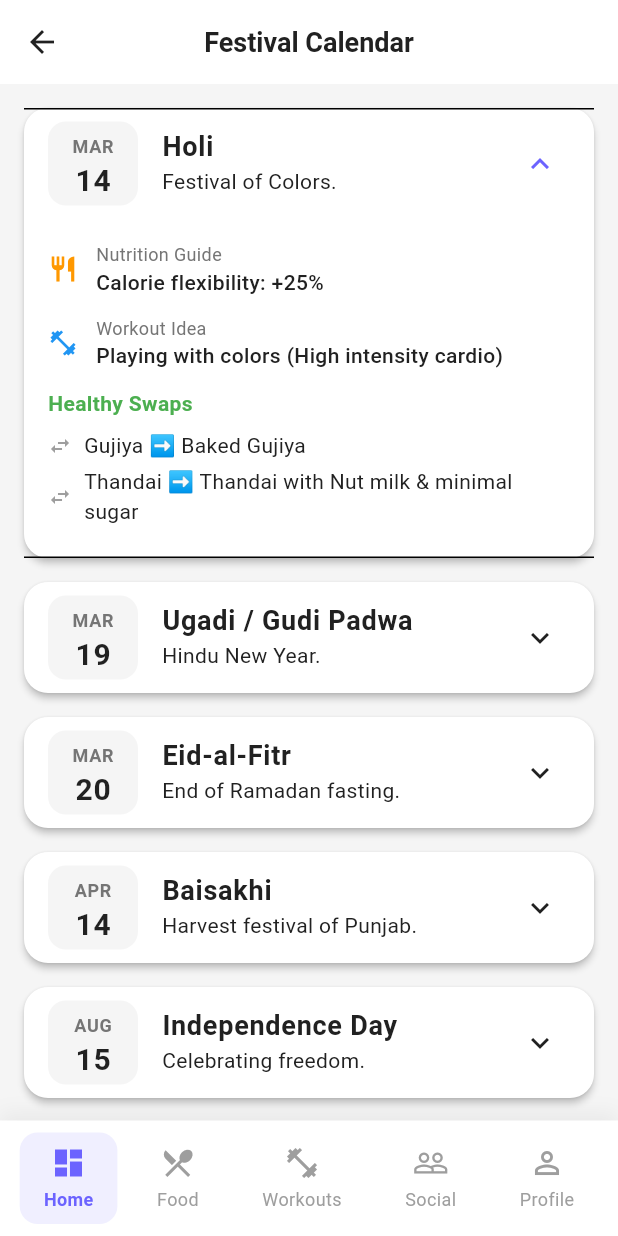
After one commit to sulekhniwal-star/Fitness-App, a Flutter app: the FestivalCalendarScreen screen opened by its route, after a tap on "MAR", on a phone screen of 412 x 824 dp. The commit adds this screen. Run offline on Flutter 3.47's test engine with Material 3 defaults, Android fonts, the phone set to English and light mode, and no system bars; our stand-ins replace connectivity_plus, fl_chart, flutter_map, flutter_riverpod, flutter_secure_storage, geolocator and 9 more; missing offline and left inert: barcode_scan2, google_mlkit_text_recognition, mixpanel_flutter, razorpay_flutter; accounts and stored records are empty.

Commit message:
feat(6-2): Festival Calendar & Adaptive Goal Engine

```diff
--- a/fitkarma/lib/core/utils/router.dart
+++ b/fitkarma/lib/core/utils/router.dart
@@ -11,6 +11,7 @@ import '../../presentation/screens/home/onboarding_screen.dart';
 import '../../presentation/screens/home/splash_screen.dart';
 import '../../presentation/screens/home/community_tab.dart';
 import '../../presentation/screens/home/activity_tracking_screen.dart';
+import '../../presentation/screens/home/festival_calendar_screen.dart';
 import '../../presentation/screens/food/food_logging_screen.dart';
 import '../../presentation/screens/workouts/workout_list_screen.dart';
 import '../../presentation/screens/profile/profile_screen.dart';
@@ -104,6 +105,11 @@ final routerProvider = Provider<GoRouter>((ref) {
                     name: 'activity-tracking',
                     builder: (context, state) => const ActivityTrackingScreen(),
                   ),
+                  GoRoute(
+                    path: 'festival-calendar',
+                    name: 'festival-calendar',
+                    builder: (context, state) => const FestivalCalendarScreen(),
+                  ),
                 ],
               ),
             ],
--- /dev/null
+++ b/fitkarma/lib/data/models/festival_model.dart
@@ -0,0 +1,140 @@
+class Festival {
+  final String id;
+  final String name;
+  final String description;
+  final DateTime date;
+  final double calorieMultiplier; // e.g., 1.2 for 20% more flexibility
+  final String workoutSuggestion; // e.g., "Garba", "Bhangra"
+  final Map<String, String>
+      healthySwaps; // e.g., {"Ladoo": "Dates & Nuts Ladoo"}
+
+  const Festival({
+    required this.id,
+    required this.name,
+    required this.description,
+    required this.date,
+    this.calorieMultiplier = 1.0,
+    this.workoutSuggestion = "Standard Workout",
+    this.healthySwaps = const {},
+  });
+}
+
+class FestivalRepository {
+  static List<Festival> getFestivalsForYear(int year) {
+    return [
+      Festival(
+        id: 'makar_sankranti',
+        name: 'Makar Sankranti',
+        description: 'Harvest festival celebrated across India.',
+        date: DateTime(year, 1, 14),
+        calorieMultiplier: 1.1,
+        workoutSuggestion: 'Kite Flying (Active Arm & Neck movement)',
+        healthySwaps: {'Til Gul Ladoo': 'Til Ladoo with Stevia/Jaggery limit'},
+      ),
+      Festival(
+        id: 'republic_day',
+        name: 'Republic Day',
+        description: 'National festival of India.',
+        date: DateTime(year, 1, 26),
+        workoutSuggestion: 'Prabhat Pheri (Morning Walk)',
+      ),
+      Festival(
+        id: 'holi',
+        name: 'Holi',
+        description: 'Festival of Colors.',
+        date: DateTime(year, 3, 14), // Approx date for 2026
+        calorieMultiplier: 1.25,
+        workoutSuggestion: 'Playing with colors (High intensity cardio)',
+        healthySwaps: {
+          'Gujiya': 'Baked Gujiya',
+          'Thandai': 'Thandai with Nut milk & minimal sugar'
+        },
+      ),
+      Festival(
+        id: 'ugadi',
+        name: 'Ugadi / Gudi Padwa',
+        description: 'Hindu New Year.',
+        date: DateTime(year, 3, 19),
+        calorieMultiplier: 1.15,
+        healthySwaps: {'Puran Poli': 'Whole wheat Puran Poli with less Ghee'},
+      ),
+      Festival(
+        id: 'eid_al_fitr',
+        name: 'Eid-al-Fitr',
+        description: 'End of Ramadan fasting.',
+        date: DateTime(year, 3, 20), // Approx
+        calorieMultiplier: 1.2,
+        healthySwaps: {
+          'Sheer Khurma': 'Sheer Khurma with Dates instead of sugar'
+        },
+      ),
+      Festival(
+        id: 'baisakhi',
+        name: 'Baisakhi',
+        description: 'Harvest festival of Punjab.',
+        date: DateTime(year, 4, 14),
+        calorieMultiplier: 1.2,
+        workoutSuggestion: 'Bhangra Dance Session',
+      ),
+      Festival(
+        id: 'independence_day',
+        name: 'Independence Day',
+        description: 'Celebrating freedom.',
+        date: DateTime(year, 8, 15),
+        workoutSuggestion: 'Community Walkathon',
+      ),
+      Festival(
+        id: 'raksha_bandhan',
+        name: 'Raksha Bandhan',
+        description: 'Celebrating the bond between siblings.',
+        date: DateTime(year, 8, 28),
+        calorieMultiplier: 1.1,
+        healthySwaps: {'Sweets': 'Fruit Platter or Dry Fruits'},
+      ),
+      Festival(
+        id: 'janmashtami',
+        name: 'Janmashtami',
+        description: 'Birth of Lord Krishna.',
+        date: DateTime(year, 9, 4),
+        calorieMultiplier: 1.1,
+        workoutSuggestion: 'Dahi Handi (Climbing and Core)',
+      ),
+      Festival(
+        id: 'ganesh_chaturthi',
+        name: 'Ganesh Chaturthi',
+        description: 'Festival of Lord Ganesha.',
+        date: DateTime(year, 9, 14),
+        calorieMultiplier: 1.2,
+        healthySwaps: {'Modak': 'Steamed Modak (Ukadiche Modak)'},
+      ),
+      Festival(
+        id: 'navratri_start',
+        name: 'Navratri Start',
+        description: 'Nine nights of dance and devotion.',
+        date: DateTime(year, 10, 12),
+        calorieMultiplier: 1.15,
+        workoutSuggestion: 'Garba / Dandiya (High Cardio)',
+      ),
+      Festival(
+        id: 'dussehra',
+        name: 'Dussehra',
+        description: 'Victory of good over evil.',
+        date: DateTime(year, 10, 21),
+        calorieMultiplier: 1.15,
+      ),
+      Festival(
+        id: 'diwali',
+        name: 'Diwali',
+        description: 'Festival of Lights.',
+        date: DateTime(year, 11, 8),
+        calorieMultiplier: 1.3,
+        workoutSuggestion:
+            'Full Body Cleanup (Functional Fitness) & Evening walk',
+        healthySwaps: {
+          'Fried Namkeen': 'Roasted Makhana/Nuts',
+          'Sugar Sweets': 'Stevia based sandesh'
+        },
+      ),
+    ];
+  }
+}
--- /dev/null
+++ b/fitkarma/lib/data/providers/festival_provider.dart
@@ -0,0 +1,61 @@
+import 'package:flutter_riverpod/flutter_riverpod.dart';
+import '../models/festival_model.dart';
+
+class FestivalState {
+  final List<Festival> allFestivals;
+  final Festival? todayFestival;
+  final bool isFestivalDay;
+
+  FestivalState({
+    required this.allFestivals,
+    this.todayFestival,
+    this.isFestivalDay = false,
+  });
+
+  FestivalState copyWith({
+    List<Festival>? allFestivals,
+    Festival? todayFestival,
+    bool? isFestivalDay,
+  }) {
+    return FestivalState(
+      allFestivals: allFestivals ?? this.allFestivals,
+      todayFestival: todayFestival, // Can be null
+      isFestivalDay: isFestivalDay ?? this.isFestivalDay,
+    );
+  }
+}
+
+class FestivalNotifier extends StateNotifier<FestivalState> {
+  FestivalNotifier() : super(FestivalState(allFestivals: [])) {
+    _init();
+  }
+
+  void _init() {
+    final now = DateTime.now();
+    final festivals = FestivalRepository.getFestivalsForYear(now.year);
+
+    // Check if today is a festival
+    final today = festivals
+        .where((f) => f.date.day == now.day && f.date.month == now.month)
+        .firstOrNull;
+
+    state = FestivalState(
+      allFestivals: festivals,
+      todayFestival: today,
+      isFestivalDay: today != null,
+    );
+  }
+
+  // Returns adjusted calorie goal based on festival multiplier
+  double getAdjustedCalorieGoal(double baseGoal) {
+    if (state.todayFestival != null) {
+      return baseGoal * state.todayFestival!.calorieMultiplier;
+    }
+    return baseGoal;
+  }
+}
+
+final festivalProvider =
+    StateNotifierProvider<FestivalNotifier, FestivalState>((ref) {
+  return FestivalNotifier();
+});
--- a/fitkarma/lib/presentation/screens/home/dashboard_tab.dart
+++ b/fitkarma/lib/presentation/screens/home/dashboard_tab.dart
@@ -7,6 +7,7 @@ import '../../../core/constants/app_constants.dart';
 import '../../../core/theme/app_theme.dart';
 import '../../../data/providers/auth_provider.dart';
 import '../../../data/providers/step_provider.dart';
+import '../../../data/providers/festival_provider.dart';
 import '../../../core/storage/hive_service.dart';
 import '../profile/subscription_screen.dart';
 
@@ -134,6 +135,8 @@ class DashboardTab extends ConsumerWidget {
                     ],
                   ),
                 ),
+              // Festival Banner
+              _buildFestivalBanner(context, ref),
               // Quick Actions
               _buildQuickActions(context),
               const SizedBox(height: 24),
@@ -358,6 +361,65 @@ class DashboardTab extends ConsumerWidget {
     );
   }
 
+  Widget _buildFestivalBanner(BuildContext context, WidgetRef ref) {
+    final festivalState = ref.watch(festivalProvider);
+    if (!festivalState.isFestivalDay) {
+      return const SizedBox.shrink();
+    }
+
+    final festival = festivalState.todayFestival!;
+
+    return Container(
+      width: double.infinity,
+      margin: const EdgeInsets.only(bottom: 24),
+      padding: const EdgeInsets.all(16),
+      decoration: BoxDecoration(
+        gradient: const LinearGradient(
+          colors: [AppTheme.saffronColor, Colors.orange],
+          begin: Alignment.topLeft,
+          end: Alignment.bottomRight,
+        ),
+        borderRadius: BorderRadius.circular(16),
+        boxShadow: [
+          BoxShadow(
+            color: AppTheme.saffronColor.withValues(alpha: 0.3),
+            blurRadius: 10,
+            offset: const Offset(0, 4),
+          ),
+        ],
+      ),
+      child: Column(
+        crossAxisAlignment: CrossAxisAlignment.start,
+        children: [
+          Row(
+            children: [
+              const Icon(Icons.celebration, color: Colors.white),
+              const SizedBox(width: 8),
+              Text(
+                'Happy ${festival.name}!',
+                style: const TextStyle(
+                  color: Colors.white,
+                  fontWeight: FontWeight.bold,
+                  fontSize: 18,
+                ),
+              ),
+              const Spacer(),
+              IconButton(
+                icon: const Icon(Icons.chevron_right, color: Colors.white),
+                onPressed: () => context.push('/home/festival-calendar'),
+              ),
+            ],
+          ),
+          const SizedBox(height: 8),
+          Text(
+            'Enjoy your day with +${((festival.calorieMultiplier - 1) * 100).toInt()}% calorie flexibility. Try ${festival.workoutSuggestion} today!',
+            style: const TextStyle(color: Colors.white, fontSize: 13),
+          ),
+        ],
+      ),
+    );
+  }
+
   Widget _buildWeeklyChart(BuildContext context, StepState stepState) {
     final box = HiveService.stepsBox;
     final now = DateTime.now();
--- /dev/null
+++ b/fitkarma/lib/presentation/screens/home/festival_calendar_screen.dart
@@ -0,0 +1,154 @@
+import 'package:flutter/material.dart';
+import 'package:flutter_riverpod/flutter_riverpod.dart';
+import 'package:intl/intl.dart';
+import '../../../core/theme/app_theme.dart';
+import '../../../data/models/festival_model.dart';
+import '../../../data/providers/festival_provider.dart';
+
+class FestivalCalendarScreen extends ConsumerWidget {
+  const FestivalCalendarScreen({super.key});
+
+  @override
+  Widget build(BuildContext context, WidgetRef ref) {
+    final festivalState = ref.watch(festivalProvider);
+    final List<Festival> upcomingFestivals = festivalState.allFestivals
+        .where((f) =>
+            f.date.isAfter(DateTime.now().subtract(const Duration(days: 1))))
+        .toList();
+
+    return Scaffold(
+      appBar: AppBar(
+        title: const Text('Festival Calendar'),
+      ),
+      body: ListView.builder(
+        padding: const EdgeInsets.all(16),
+        itemCount: upcomingFestivals.length,
+        itemBuilder: (context, index) {
+          final festival = upcomingFestivals[index];
+          final isToday = festivalState.todayFestival?.id == festival.id;
+
+          return Card(
+            elevation: isToday ? 8 : 2,
+            margin: const EdgeInsets.only(bottom: 16),
+            shape: RoundedRectangleBorder(
+              borderRadius: BorderRadius.circular(16),
+              side: isToday
+                  ? const BorderSide(color: AppTheme.saffronColor, width: 2)
+                  : BorderSide.none,
+            ),
+            child: ExpansionTile(
+              leading: _buildDateBadge(festival.date, isToday),
+              title: Text(
+                festival.name,
+                style:
+                    const TextStyle(fontWeight: FontWeight.bold, fontSize: 18),
+              ),
+              subtitle: Text(festival.description),
+              children: [
+                Padding(
+                  padding: const EdgeInsets.all(16.0),
+                  child: Column(
+                    crossAxisAlignment: CrossAxisAlignment.start,
+                    children: [
+                      if (festival.calorieMultiplier > 1.0)
+                        _buildInfoRow(
+                          Icons.restaurant,
+                          'Nutrition Guide',
+                          'Calorie flexibility: +${((festival.calorieMultiplier - 1) * 100).toInt()}%',
+                          color: Colors.orange,
+                        ),
+                      const SizedBox(height: 12),
+                      _buildInfoRow(
+                        Icons.fitness_center,
+                        'Workout Idea',
+                        festival.workoutSuggestion,
+                        color: Colors.blue,
+                      ),
+                      if (festival.healthySwaps.isNotEmpty) ...[
+                        const SizedBox(height: 12),
+                        const Text(
+                          'Healthy Swaps',
+                          style: TextStyle(
+                              fontWeight: FontWeight.bold, color: Colors.green),
+                        ),
+                        const SizedBox(height: 8),
+                        ...festival.healthySwaps.entries.map((e) => Padding(
+                              padding: const EdgeInsets.only(bottom: 4),
+                              child: Row(
+                                children: [
+                                  const Icon(Icons.swap_horiz,
+                                      size: 16, color: Colors.grey),
+                                  const SizedBox(width: 8),
+                                  Expanded(
+                                    child: Text('${e.key} ➡️ ${e.value}',
+                                        style: const TextStyle(fontSize: 14)),
+                                  ),
+                                ],
+                              ),
+                            )),
+                      ],
+                    ],
+                  ),
+                ),
+              ],
+            ),
+          );
+        },
+      ),
+    );
+  }
+
+  Widget _buildDateBadge(DateTime date, bool isToday) {
+    return Container(
+      width: 60,
+      padding: const EdgeInsets.symmetric(vertical: 8),
+      decoration: BoxDecoration(
+        color: isToday ? AppTheme.saffronColor : Colors.grey.shade100,
+        borderRadius: BorderRadius.circular(12),
+      ),
+      child: Column(
+        mainAxisSize: MainAxisSize.min,
+        children: [
+          Text(
+            DateFormat('MMM').format(date).toUpperCase(),
+            style: TextStyle(
+              fontSize: 12,
+              color: isToday ? Colors.white70 : Colors.grey.shade600,
+              fontWeight: FontWeight.bold,
+            ),
+          ),
+          Text(
+            date.day.toString(),
+            style: TextStyle(
+              fontSize: 20,
+              color: isToday ? Colors.white : Colors.black87,
+              fontWeight: FontWeight.bold,
+            ),
+          ),
+        ],
+      ),
+    );
+  }
+
+  Widget _buildInfoRow(IconData icon, String title, String value,
+      {required Color color}) {
+    return Row(
+      children: [
+        Icon(icon, size: 20, color: color),
+        const SizedBox(width: 12),
+        Expanded(
+          child: Column(
+            crossAxisAlignment: CrossAxisAlignment.start,
+            children: [
+              Text(title,
+                  style: TextStyle(fontSize: 12, color: Colors.grey.shade600)),
+              Text(value,
+                  style: const TextStyle(
+                      fontSize: 14, fontWeight: FontWeight.w500)),
+            ],
+          ),
+        ),
+      ],
+    );
+  }
+}
```
